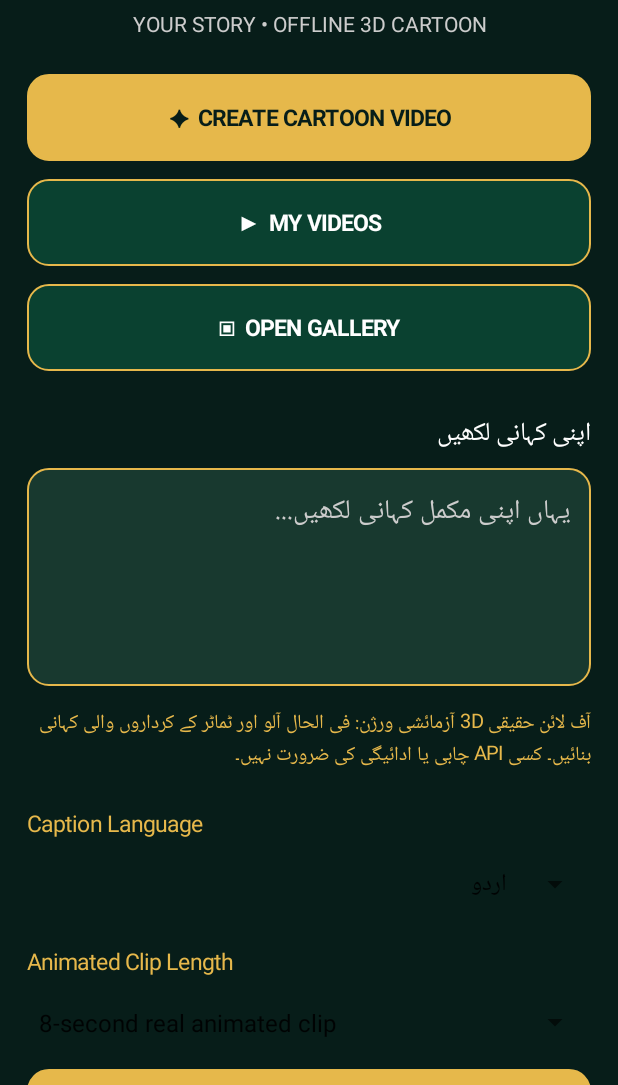
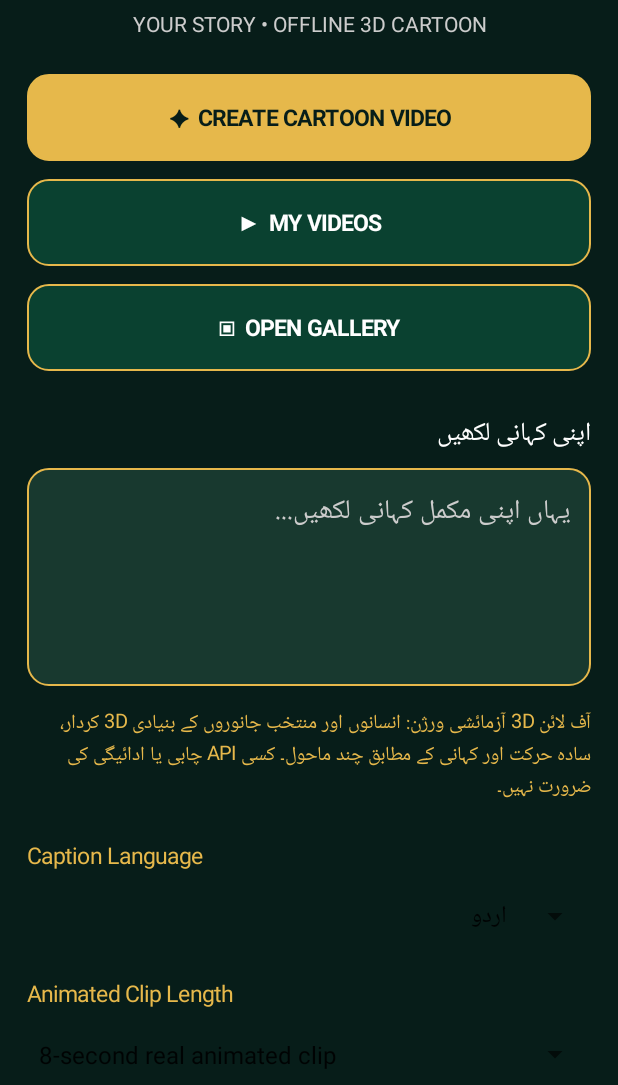
Before and after one commit to qaisarmughal866-dot/MughalAIStudio, an Android app: the screen it shows after launch (MainActivity), on a phone screen of 412 x 824 dp, the part 151-1236 px from its top. Run offline under Robolectric (Android 15) with nearby library versions, the phone set to English and light mode, and no system bars.

Commit message:
Update app guidance for expanded 3D story prototype and its current limitations

```diff
--- a/app/src/main/java/com/mughalai/studio/MainActivity.java
+++ b/app/src/main/java/com/mughalai/studio/MainActivity.java
@@ -105,7 +105,7 @@ public class MainActivity extends Activity {
         root.addView(story,new LinearLayout.LayoutParams(-1,dp(145)));
 
         TextView modeNote = new TextView(this);
-        modeNote.setText("آف لائن حقیقی 3D آزمائشی ورژن: فی الحال آلو اور ٹماٹر کے کرداروں والی کہانی بنائیں۔ کسی API چابی یا ادائیگی کی ضرورت نہیں۔");
+        modeNote.setText("آف لائن 3D آزمائشی ورژن: انسانوں اور منتخب جانوروں کے بنیادی 3D کردار، سادہ حرکت اور کہانی کے مطابق چند ماحول۔ کسی API چابی یا ادائیگی کی ضرورت نہیں۔");
         modeNote.setTextColor(gold);
         modeNote.setTextSize(13);
         modeNote.setPadding(0,dp(14),0,dp(8));
@@ -130,7 +130,7 @@ public class MainActivity extends Activity {
         note.setTextColor(Color.LTGRAY);
         note.setTextSize(12);
         note.setGravity(Gravity.CENTER);
-        note.setText("یہ نسخہ ایک مختصر 8 سیکنڈ کی متحرک ویڈیو بناتا ہے۔ لمبی کہانی کے لیے کئی ویڈیو کلپس درکار ہوں گے۔");
+        note.setText("یہ نسخہ مختصر 8 سیکنڈ کی 3D ویڈیو بناتا ہے۔ کرداروں اور مناظر کی پہچان ابھی بنیادی الفاظ کے ذریعے ہوتی ہے؛ ہر کہانی کے لیے مکمل خودکار فلم سازی ابھی موجود نہیں۔");
         root.addView(note);
 
         setContentView(scroll);
```
